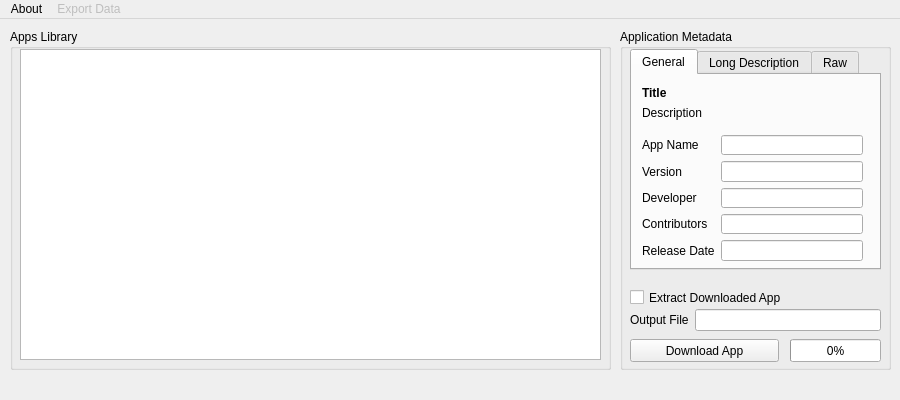
dhtdht020/osc-dl, file gui/united.ui: the form before one commit.
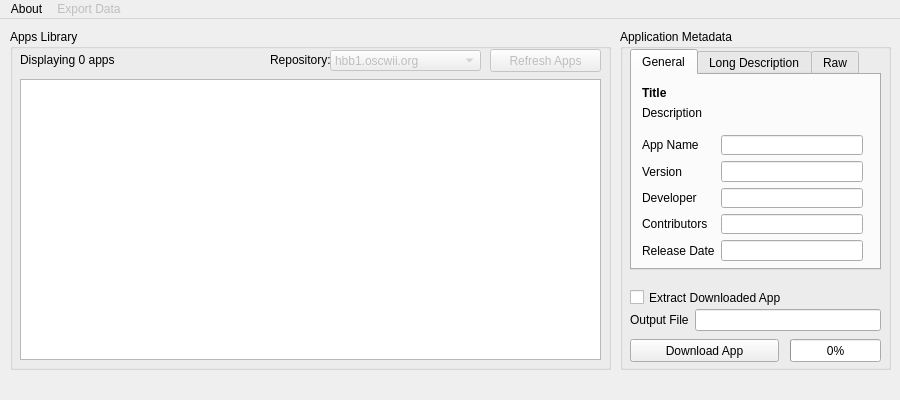
The form after the commit.

Commit message: Preparation for secondary repo support in GUI

```diff
--- a/gui/united.ui
+++ b/gui/united.ui
@@ -51,15 +51,75 @@
      <property name="geometry">
       <rect>
        <x>10</x>
-       <y>20</y>
+       <y>50</y>
        <width>581</width>
-       <height>311</height>
+       <height>281</height>
       </rect>
      </property>
      <property name="currentRow">
       <number>-1</number>
      </property>
     </widget>
+    <widget class="QLabel" name="RepositoryLabel">
+     <property name="geometry">
+      <rect>
+       <x>260</x>
+       <y>20</y>
+       <width>60</width>
+       <height>21</height>
+      </rect>
+     </property>
+     <property name="text">
+      <string>Repository:</string>
+     </property>
+    </widget>
+    <widget class="QComboBox" name="ReposComboBox">
+     <property name="enabled">
+      <bool>false</bool>
+     </property>
+     <property name="geometry">
+      <rect>
+       <x>320</x>
+       <y>21</y>
+       <width>151</width>
+       <height>21</height>
+      </rect>
+     </property>
+     <item>
+      <property name="text">
+       <string>hbb1.oscwii.org</string>
+      </property>
+     </item>
+    </widget>
+    <widget class="QPushButton" name="RefreshListBtn">
+     <property name="enabled">
+      <bool>false</bool>
+     </property>
+     <property name="geometry">
+      <rect>
+       <x>480</x>
+       <y>20</y>
+       <width>111</width>
+       <height>23</height>
+      </rect>
+     </property>
+     <property name="text">
+      <string>Refresh Apps</string>
+     </property>
+    </widget>
+    <widget class="QLabel" name="AppsAmountLabel">
+     <property name="geometry">
+      <rect>
+       <x>10</x>
+       <y>20</y>
+       <width>151</width>
+       <height>21</height>
+      </rect>
+     </property>
+     <property name="text">
+      <string>Displaying 0 apps</string>
+     </property>
+    </widget>
    </widget>
    <widget class="QGroupBox" name="SelectionInfoBox">
     <property name="geometry">
```
The commit also changes 3 other files.
